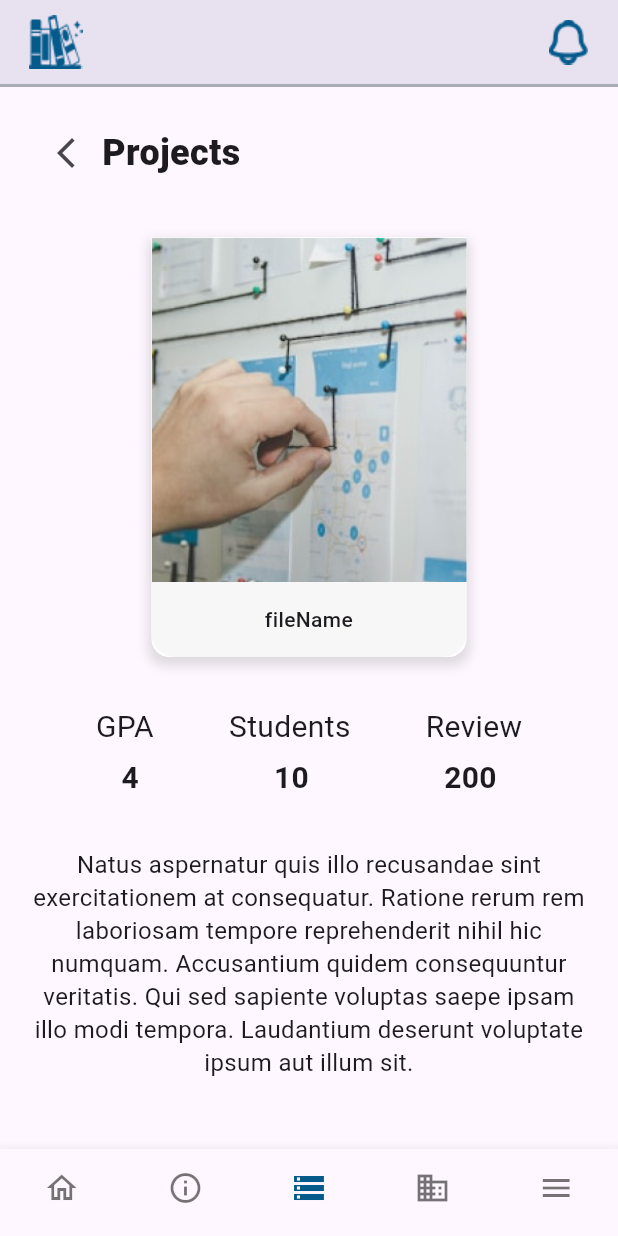
After one commit to esraamahmoud7/Library_App, a Flutter app: the NavigatorControl screen opened by its route, item 3 of the bottom bar chosen, scrolled down 176 dp, after a tap on "fileName", on a phone screen of 412 x 824 dp. The commit adds this screen. Run offline on Flutter 3.47's test engine with Material 3 defaults, Android fonts, the phone set to English and light mode, and no system bars; our stand-ins replace bloc, go_router.

Commit message:
projects done

```diff
--- a/lib/core/AppData/Info.dart
+++ b/lib/core/AppData/Info.dart
@@ -1,5 +1,5 @@
 class AppInfo{
   static final String bookServiceInfo = "Our library offers a convenient book borrowing service to support your academic, research, and personal reading needs. Registered members can borrow books for a specified period, with the option to renew if the book is not reserved by another user. Borrowed items must be returned on time to ensure availability for all members. This service is designed to make our resources more accessible and encourage continuous learning";
   static final String aboutUs = "Our library offers a convenient book borrowing service to support your academic, research, and personal reading needs. Registered members can borrow books for a specified period, with the option to renew if the book is not reserved by another user. Borrowed items must be returned on time to ensure availability for all members. This service is designed to make our resources more accessible and encourage continuous learning";
-
+  static final String projectData = "Natus aspernatur quis illo recusandae sint exercitationem at consequatur. Ratione rerum rem laboriosam tempore reprehenderit nihil hic numquam. Accusantium quidem consequuntur veritatis. Qui sed sapiente voluptas saepe ipsam illo modi tempora. Laudantium deserunt voluptate ipsum aut illum sit.";
 }
--- a/lib/core/Routes/Routes.dart
+++ b/lib/core/Routes/Routes.dart
@@ -2,6 +2,7 @@ import 'package:go_router/go_router.dart';
 import 'package:library_app/core/Routes/pageRoutes.dart';
 import 'package:library_app/features/Authentication/forgetPassword/UI/changePassView.dart';
 import 'package:library_app/features/Authentication/forgetPassword/UI/forgetPassword.dart';
+import 'package:library_app/features/Services/GradProjects/UI/ProjectView.dart';
 import 'package:library_app/features/welcome/UI/NavigatorControl.dart';
 import 'package:library_app/features/welcome/UI/welcomeScreen.dart';
 
--- a/lib/core/Routes/pageRoutes.dart
+++ b/lib/core/Routes/pageRoutes.dart
@@ -7,6 +7,8 @@ class PagesRoute{
   static const String forgetPass = "/forgetPass";
   static const String changePass = "/changePass";
   static const String home = "/Home";
+  static const String projectDetails = "/ProDetails";
+
 
 
 }
--- /dev/null
+++ b/lib/core/widgets/backarrowPage.dart
@@ -0,0 +1,31 @@
+import 'package:flutter/material.dart';
+
+import '../theme/appTheme.dart';
+
+
+class backPage extends StatelessWidget {
+  const backPage({
+    super.key,
+    required this.onBack, required this.title,
+  });
+
+  final VoidCallback onBack;
+  final String title;
+
+  @override
+  Widget build(BuildContext context) {
+    return Row(
+      children: [
+        IconButton(
+          icon: const Icon(Icons.arrow_back_ios_new,),
+          onPressed: onBack, // go back to home
+        ),
+        Text(title,
+          style: AppStyles.textStyle24.copyWith(
+              fontWeight: FontWeight.w800
+          ),
+        ),
+      ],
+    );
+  }
+}
--- /dev/null
+++ b/lib/features/Services/GradProjects/UI/GradProjects.dart
@@ -0,0 +1,96 @@
+import 'package:flutter/material.dart';
+import 'package:library_app/core/colors/AppColors.dart';
+import 'package:library_app/features/Services/GradProjects/UI/ProjectView.dart';
+
+import '../../../../core/theme/appTheme.dart';
+import 'widgets/materialCard.dart';
+
+class GradProjects extends StatefulWidget {
+  const GradProjects({super.key});
+
+  @override
+  State<GradProjects> createState() => _GradProjectsState();
+}
+
+class _GradProjectsState extends State<GradProjects> {
+  bool showProjectDetails = false;
+
+  @override
+  Widget build(BuildContext context) {
+    if (showProjectDetails) {
+      // show BorrowBooks screen
+      return ProjectDetails(
+        onBack: () {
+          setState(() {
+            showProjectDetails = false; // go back to projects
+          });
+        },
+      );
+    }
+    return Padding(
+      padding: const EdgeInsets.symmetric(horizontal: 20,vertical: 20),
+      child: ListView(
+        children: [
+          Row(
+            mainAxisAlignment: MainAxisAlignment.spaceBetween,
+            children: [
+              Text("Projects",
+                style: AppStyles.textStyle24.copyWith(
+                    fontWeight: FontWeight.w800
+                ),
+              ),
+              Container(
+                padding: const EdgeInsets.symmetric(horizontal: 5),
+                width: 90,
+                height: 40,
+                decoration: BoxDecoration(
+                  borderRadius: BorderRadius.circular(8),
+                  border: Border.all(
+                    color: AppColors.primaryColor,
+                    width: 1.5
+                  )
+                ),
+                child: Row(
+                  children: [
+                    Icon(Icons.filter_alt_sharp,color: AppColors.primaryColor,),
+                    SizedBox(width: 5,),
+                    Text("Filter",
+                      style: AppStyles.textStyle16.copyWith(
+                        color: AppColors.primaryColor,
+                      ),
+                    )
+                  ],
+                ),
+              ),
+            ],
+          ),
+          SizedBox(height: 24,),
+          Expanded(
+            child: GridView.builder(
+                shrinkWrap: true,
+                physics: NeverScrollableScrollPhysics(),
+                itemCount: 10,
+                gridDelegate: const SliverGridDelegateWithFixedCrossAxisCount(
+                  crossAxisCount: 3,
+                  mainAxisSpacing: 20,
+                  childAspectRatio: 3/4,
+                  mainAxisExtent: 180,
+                ),
+                itemBuilder: (context,index)
+                {
+                  return ProjectCard(
+                    onTap: (){
+                      setState(() {
+                        showProjectDetails = true; // go back to home
+                      });
+                    },
+                  );
+                }
+            ),
+          ),
+
+        ],
+      ),
+    );
+  }
+}
--- /dev/null
+++ b/lib/features/Services/GradProjects/UI/ProjectView.dart
@@ -0,0 +1,60 @@
+import 'package:flutter/material.dart';
+import 'package:go_router/go_router.dart';
+import 'package:library_app/core/AppData/Info.dart';
+import 'package:library_app/features/Services/GradProjects/UI/widgets/materialCard.dart';
+import 'package:library_app/features/Services/GradProjects/UI/widgets/projectData.dart';
+
+import '../../../../core/theme/appTheme.dart';
+import '../../../../core/widgets/backarrowPage.dart';
+
+class ProjectDetails extends StatelessWidget {
+  const ProjectDetails({super.key, required this.onBack});
+  final VoidCallback onBack;
+
+  @override
+  Widget build(BuildContext context) {
+    return Padding(
+      padding: const EdgeInsets.symmetric(horizontal: 20,vertical: 20),
+      child: Column(
+        children: [
+          backPage(onBack: onBack,title: "Projects"),
+          SizedBox(height: 32,),
+          SizedBox(
+              width: 230,
+              height: 280,
+              child: ProjectCard(onTap: (){})
+          ),
+          Padding(
+            padding: const EdgeInsets.symmetric(vertical: 32),
+            child: Column(
+              children: [
+                projectData(
+                  isBold: false,
+                  width: 50,
+                  text1: "GPA",
+                  text2: "Students",
+                  text3: "Review",
+                ),
+                SizedBox(height: 5,),
+                projectData(
+                  isBold: true,
+                  width: 90,
+                  text1: "4",
+                  text2: "10",
+                  text3: "200",
+                ),
+              ],
+            ),
+          ),
+          Text(AppInfo.projectData,
+            textAlign: TextAlign.center,
+            style: AppStyles.textStyle16.copyWith(
+              fontWeight:FontWeight.w400 ,
+              height: 1.4
+            ),
+          )
+        ],
+      ),
+    );
+  }
+}
--- /dev/null
+++ b/lib/features/Services/GradProjects/UI/widgets/materialCard.dart
@@ -0,0 +1,76 @@
+import 'package:flutter/material.dart';
+import 'package:go_router/go_router.dart';
+import 'package:library_app/core/Routes/pageRoutes.dart';
+
+
+class ProjectCard extends StatelessWidget {
+  const ProjectCard({
+    super.key,required this.onTap,
+  });
+
+  final void Function() onTap;
+
+  @override
+  Widget build(BuildContext context) {
+    return GestureDetector(
+      onTap: onTap,
+      child: Padding(
+        padding: const EdgeInsets.symmetric(horizontal: 10),
+        child: Container(
+          height: 200,
+          decoration: BoxDecoration(
+            color: Colors.white,
+            borderRadius: BorderRadius.vertical(
+              bottom: Radius.circular(12),
+            ),
+            // borderRadius: BorderRadius.circular(16),
+            boxShadow: [
+              BoxShadow(
+                color: Colors.black12,
+                blurRadius: 6,
+                spreadRadius: 2,
+                offset: Offset(0, 4),
+              ),
+            ],
+          ),
+          child: Column(
+            mainAxisAlignment: MainAxisAlignment.spaceBetween,
+            children: [
+              Expanded(
+                flex: 3,
+                child: ClipRRect(
+                  // borderRadius: BorderRadius.vertical(top: Radius.circular(12)),
+                  child: Image.asset(
+                    "assets/images/project.png",
+                    fit: BoxFit.cover,
+                    width: double.infinity,
+                  ),
+                ),
+              ),
+              Container(
+                width: double.infinity,
+                padding: const EdgeInsets.symmetric(vertical: 15, horizontal: 6),
+                decoration: const BoxDecoration(
+                  color: Color(0xFFF7F7F7), // light grey background
+                  borderRadius: BorderRadius.only(
+                    bottomLeft: Radius.circular(16),
+                    bottomRight: Radius.circular(16),
+                  ),
+                ),
+                child: Text(
+                  "fileName",
+                  style: const TextStyle(
+                    fontSize: 14,
+                    fontWeight: FontWeight.w500,
+                  ),
+                  textAlign: TextAlign.center,
+                  overflow: TextOverflow.ellipsis,
+                ),
+              ),
+            ],
+          ),
+        ),
+      ),
+    );
+  }
+}
--- /dev/null
+++ b/lib/features/Services/GradProjects/UI/widgets/projectData.dart
@@ -0,0 +1,40 @@
+import 'package:flutter/material.dart';
+
+import '../../../../../core/theme/appTheme.dart';
+
+
+class projectData extends StatelessWidget {
+  const projectData({
+    super.key, required this.text1, required this.text2, required this.text3, required this.width, required this.isBold,
+  });
+
+  final String text1,text2,text3;
+  final double width;
+  final bool isBold;
+
+  @override
+  Widget build(BuildContext context) {
+    return Row(
+      mainAxisAlignment: MainAxisAlignment.center,
+      children: [
+        Text(text1,
+          style: AppStyles.textStyle20.copyWith(
+              fontWeight: isBold ? FontWeight.bold : FontWeight.w400
+          ),
+        ),
+        SizedBox(width: width,),
+        Text(text2,
+            style: AppStyles.textStyle20.copyWith(
+                fontWeight: isBold ? FontWeight.bold : FontWeight.w400
+            )
+        ),
+        SizedBox(width: width,),
+        Text(text3,
+            style: AppStyles.textStyle20.copyWith(
+                fontWeight: isBold ? FontWeight.bold : FontWeight.w400
+            )
+        ),
+      ],
+    );
+  }
+}
--- a/lib/features/Services/borrowBooks/UI/borrowBookScreen.dart
+++ b/lib/features/Services/borrowBooks/UI/borrowBookScreen.dart
@@ -5,6 +5,7 @@ import 'package:library_app/features/Services/borrowBooks/UI/widgets/linksListVi
 import '../../../../core/AppData/Info.dart';
 import '../../../../core/theme/appTheme.dart';
 import '../../../../core/widgets/ServiceInfo.dart';
+import '../../../../core/widgets/backarrowPage.dart';
 
 class BorrowBooksView extends StatelessWidget {
   const BorrowBooksView({super.key, required this.onBack});
@@ -17,19 +18,7 @@ class BorrowBooksView extends StatelessWidget {
       padding: const EdgeInsets.symmetric(horizontal: 20,vertical: 20),
       child: ListView(
         children: [
-          Row(
-            children: [
-              IconButton(
-                icon: const Icon(Icons.arrow_back_ios_new,),
-                onPressed: onBack, // go back to home
-              ),
-              Text("Borrowing books",
-                style: AppStyles.textStyle24.copyWith(
-                    fontWeight: FontWeight.w800
-                ),
-              ),
-            ],
-          ),
+          backPage(onBack: onBack,title: "Borrowing Books"),
           SizedBox(height: 24,),
           ServiceInfo(info: AppInfo.bookServiceInfo,),
           SizedBox(height: 32,),
--- a/lib/features/Services/borrowBooks/UI/widgets/PDFsListView.dart
+++ b/lib/features/Services/borrowBooks/UI/widgets/PDFsListView.dart
@@ -1,5 +1,6 @@
 import 'package:flutter/material.dart';
 
+import '../../../GradProjects/UI/widgets/materialCard.dart';
 import 'PDFCard.dart';
 
 
--- a/lib/features/welcome/UI/HomeView.dart
+++ b/lib/features/welcome/UI/HomeView.dart
@@ -53,8 +53,10 @@ class _HomeVewState extends State<HomeVew> {
                   {
                     borderColor = AppColors.primaryColor;
                     textColor = AppColors.primaryColor;
-                    setState(() {});
-                    showBorrowBooks = true; // switch to BorrowBooks
+                    setState(() {
+                      showBorrowBooks = true;
+                    });
+                    // showBorrowBooks = true; // switch to BorrowBooks
                     Future.delayed(Duration(milliseconds: 80), () {});
                   }, borderColor: borderColor, textColor: textColor,
               ),
--- a/lib/features/welcome/UI/NavigatorControl.dart
+++ b/lib/features/welcome/UI/NavigatorControl.dart
@@ -4,6 +4,7 @@ import 'package:library_app/features/welcome/UI/HomeView.dart';
 import 'package:library_app/features/welcome/UI/widgets/customAppBar.dart';
 //47
 import '../../Services/About Us/UI/info.dart';
+import '../../Services/GradProjects/UI/GradProjects.dart';
 
 class NavigatorControl extends StatefulWidget {
   const NavigatorControl({super.key});
@@ -19,7 +20,7 @@ class _NavigatorControlState extends State<NavigatorControl> {
   final List<Widget> _pages = [
     const HomeVew(),
     const InfoPage(),
-    // const OrdersPage(),
+    const GradProjects(),
     // const BookRoom(),
     // const MorePage(),
   ];
@@ -52,7 +53,7 @@ class _NavigatorControlState extends State<NavigatorControl> {
               label: "Info",
             ),
             BottomNavigationBarItem(
-              icon: Icon(Icons.inventory_2_outlined),
+              icon: Icon(Icons.storage_outlined),
               label: "Orders",
             ),
             BottomNavigationBarItem(
--- a/pubspec.yaml
+++ b/pubspec.yaml
@@ -36,6 +36,7 @@ dependencies:
   cupertino_icons: ^1.0.8
   go_router: ^16.0.0
   flutter_bloc: ^9.1.1
+  font_awesome_flutter: ^10.9.1
 
 dev_dependencies:
   flutter_test:
```
Also changed, not shown: assets/images/project.png (added), pubspec.lock.
